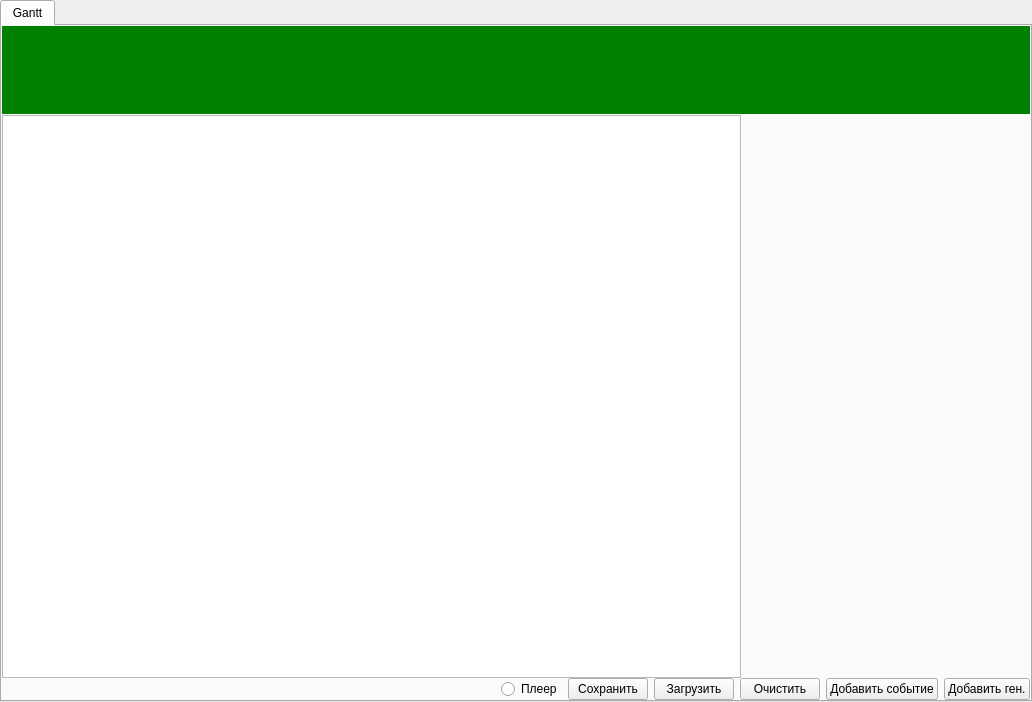
This is gantt-full-demo/mainwindow.ui in AstyCo/SweetyPie as Qt 5 draws it before an edit. The edited form follows.
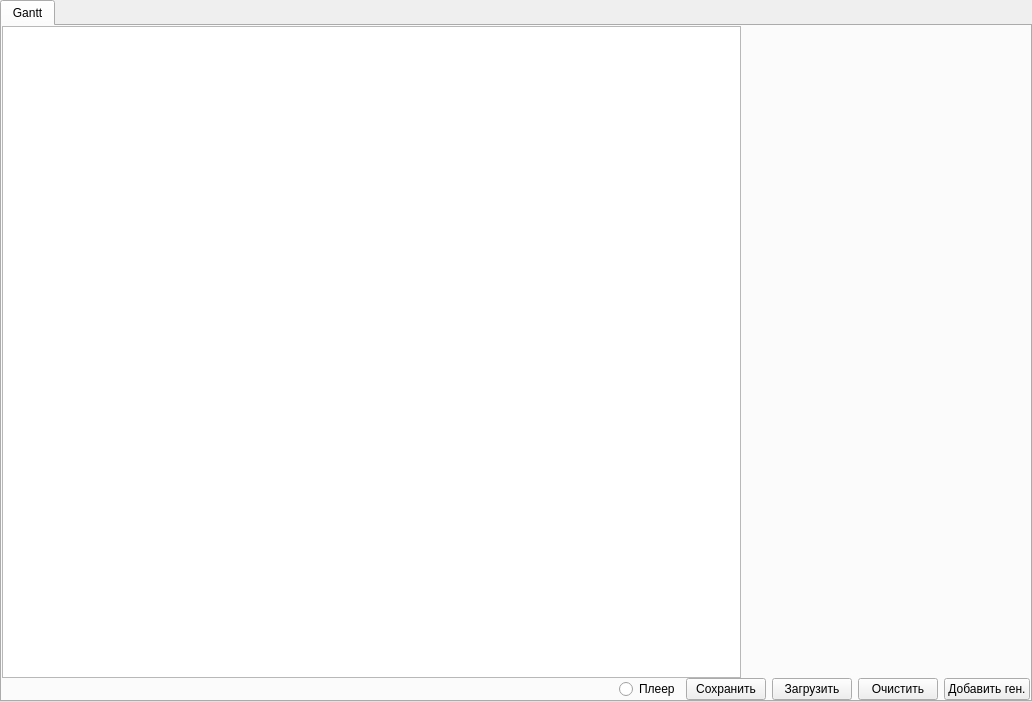
This is the edited form. Custom widgets are drawn as their Qt base class.

Diff of the .ui file:
```diff
--- a/gantt-full-demo/mainwindow.ui
+++ b/gantt-full-demo/mainwindow.ui
@@ -39,7 +39,7 @@
        <attribute name="title">
         <string>Gantt</string>
        </attribute>
-       <layout class="QVBoxLayout" name="verticalLayout">
+       <layout class="QVBoxLayout" name="verticalLayout" stretch="1,0">
         <property name="spacing">
          <number>0</number>
         </property>
@@ -56,18 +56,6 @@
          <number>0</number>
         </property>
         <item>
-         <widget class="QSplitter" name="splitter_2">
-          <property name="orientation">
-           <enum>Qt::Vertical</enum>
-          </property>
-          <property name="handleWidth">
-           <number>1</number>
-          </property>
-          <widget class="QWidget" name="widget" native="true">
-           <property name="styleSheet">
-            <string notr="true">background-color: green;</string>
-           </property>
-          </widget>
           <widget class="QSplitter" name="splitter">
            <property name="orientation">
             <enum>Qt::Horizontal</enum>
@@ -85,7 +73,6 @@
             </property>
            </widget>
           </widget>
-         </widget>
         </item>
         <item>
          <layout class="QHBoxLayout" name="horizontalLayout_5">
@@ -130,13 +117,6 @@
             </property>
            </widget>
           </item>
-          <item>
-           <widget class="QPushButton" name="pushButton_ganttAddItem">
-            <property name="text">
-             <string>Добавить событие</string>
-            </property>
-           </widget>
-          </item>
           <item>
            <widget class="QPushButton" name="pushButton_ganttAddItems">
             <property name="text">
```
Lines whose indentation alone changed are shown as unchanged.
